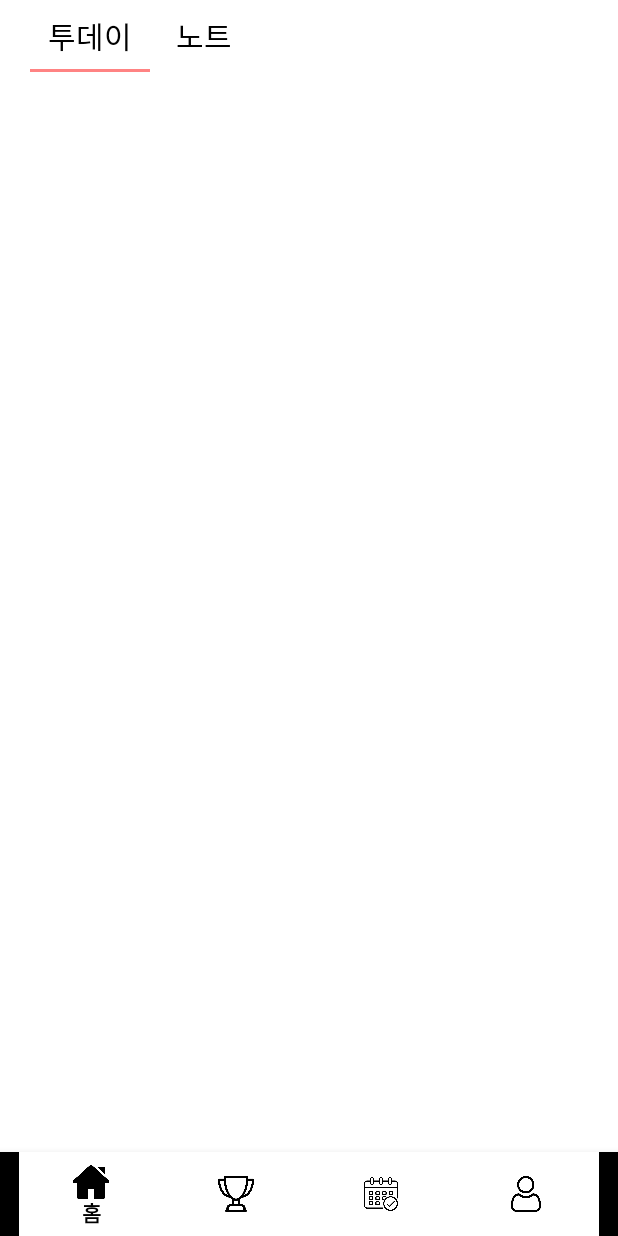
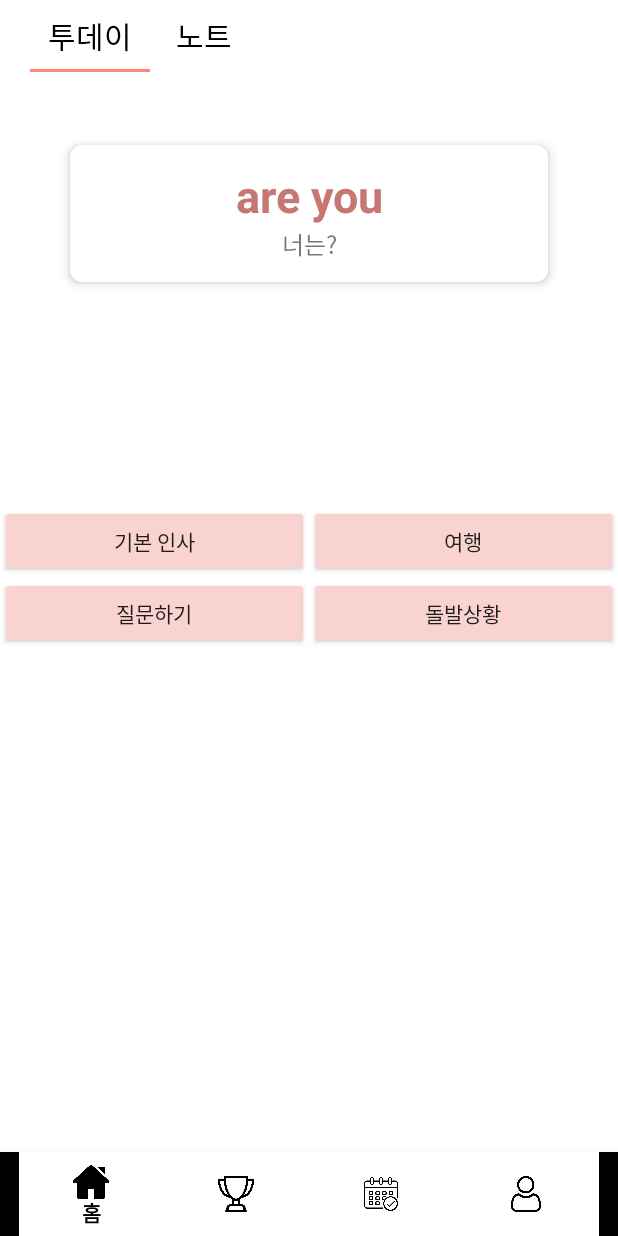
Before and after one commit to Winter-project-2020/study_english_android, an Android app: the screen it shows after launch (MainActivity), on a phone screen of 412 x 824 dp. Run offline under Robolectric (Android 15) with nearby library versions, the phone set to English and light mode, and no system bars; libraries missing offline, so code that uses them is left out: com.hookedonplay.decoviewlib.

Commit message:
스크립트 버튼 구성

```diff
--- a/StudyEnglish/app/src/main/java/org/jby/studyenglish/HomeFragment1.java
+++ b/StudyEnglish/app/src/main/java/org/jby/studyenglish/HomeFragment1.java
@@ -1,5 +1,6 @@
 package org.jby.studyenglish;
 
+import android.content.Intent;
 import android.os.Bundle;
 import android.os.Handler;
 import android.view.LayoutInflater;
@@ -7,30 +8,81 @@ import android.view.View;
 import android.view.ViewGroup;
 import android.view.animation.Animation;
 import android.view.animation.AnimationUtils;
+import android.widget.Button;
 import android.widget.FrameLayout;
 
 import androidx.fragment.app.Fragment;
 
+import org.jby.studyenglish.script.Emergency;
+import org.jby.studyenglish.script.Hello;
+import org.jby.studyenglish.script.Question;
+import org.jby.studyenglish.script.Travel;
+
 public class HomeFragment1 extends Fragment {
-    FrameLayout container;
+    FrameLayout Notecontainer;
     Animation translateIn;
     Animation translateOut;
+
+    TodayNoteItemView view;
+    TodayNoteItemView view2;
+
+    int selected = 1;
 
     boolean running = false;
 
     Handler handler = new Handler();
 
+    Button helloBtn, travelBtn, questionBtn, emergencyBtn;
+
     @Override
     public View onCreateView(LayoutInflater inflater, ViewGroup container, Bundle savedInstanceState) {
         ViewGroup rootView = (ViewGroup) inflater.inflate(R.layout.fragment_home1, container, false);
 
-        container = rootView.findViewById(R.id.todayNoteContainer);
+        helloBtn = rootView.findViewById(R.id.helloBtn);
+        travelBtn = rootView.findViewById(R.id.travelBtn);
+        questionBtn = rootView.findViewById(R.id.questionBtn);
+        emergencyBtn = rootView.findViewById(R.id.emergencyBtn);
+        Notecontainer = rootView.findViewById(R.id.todayNoteContainer);
+
+        view = new TodayNoteItemView(getContext());
+        view.setEnglish2("who");
+        view.setMeaning2("누구?");
+        Notecontainer.addView(view);
+
+        view2 = new TodayNoteItemView(getContext());
+        view2.setEnglish2("are you");
+        view2.setMeaning2("너는?");
+        Notecontainer.addView(view2);
 
         translateIn = AnimationUtils.loadAnimation(getContext(), R.anim.translate_in);
         translateOut = AnimationUtils.loadAnimation(getContext(), R.anim.translate_out);
 
         AnimThread thread = new AnimThread();
         thread.start();
+
+        Button.OnClickListener onClickListener = new Button.OnClickListener(){
+            @Override
+            public void onClick(View v) {
+                switch (v.getId()){
+                    case R.id.helloBtn:
+                        Intent intent = new Intent(getContext(), Hello.class);
+                        startActivity(intent);
+                        break;
+                    case R.id.travelBtn:
+                        Intent intent1 = new Intent(getContext(), Travel.class);
+                        startActivity(intent1);
+                        break;
+                    case R.id.questionBtn:
+                        Intent intent2 = new Intent(getContext(), Question.class);
+                        startActivity(intent2);
+                        break;
+                    case R.id.emergencyBtn:
+                        Intent intent3 = new Intent(getContext(), Emergency.class);
+                        startActivity(intent3);
+                        break;
+                }
+            }
+        };
 
         return rootView;
     }
@@ -41,12 +93,23 @@ public class HomeFragment1 extends Fragment {
             while(running) {
                 handler.post(new Runnable() {
                     public void run() {
-
+                        if (selected == 0) {
+                            view.startAnimation(translateIn);
+                            view2.startAnimation(translateOut);
+                        } else if (selected == 1) {
+                            view.startAnimation(translateOut);
+                            view2.startAnimation(translateIn);
+                        }
                     }
                 });
 
+                selected += 1;
+                if (selected > 1) {
+                    selected = 0;
+                }
+
                 try {
-                    Thread.sleep(2000);
+                    Thread.sleep(5000);
                 } catch (Exception e) {
                 }
             }
--- a/StudyEnglish/app/src/main/res/layout/fragment_home1.xml
+++ b/StudyEnglish/app/src/main/res/layout/fragment_home1.xml
@@ -11,6 +11,59 @@
         android:id="@+id/todayNoteContainer"
         android:layout_width="match_parent"
         android:layout_height="wrap_content"
-        android:layout_margin="20dp"
-        />
+        android:layout_margin="20dp" />
+
+    <LinearLayout
+        android:layout_width="match_parent"
+        android:layout_height="wrap_content"
+        android:orientation="vertical"
+        android:layout_marginTop="100dp">
+
+        <LinearLayout
+            android:layout_width="match_parent"
+            android:layout_height="match_parent"
+            android:orientation="horizontal">
+
+            <Button
+                android:id="@+id/helloBtn"
+                android:layout_width="wrap_content"
+                android:layout_height="wrap_content"
+                android:layout_weight="1"
+                android:backgroundTint="#F8D3D0"
+                android:text="기본 인사" />
+
+            <Button
+                android:id="@+id/travelBtn"
+                style="?android:attr/alpha"
+                android:layout_width="wrap_content"
+                android:layout_height="wrap_content"
+                android:layout_weight="1"
+                android:backgroundTint="#F8D3D0"
+                android:text="여행" />
+        </LinearLayout>
+
+        <LinearLayout
+            android:layout_width="match_parent"
+            android:layout_height="match_parent"
+            android:orientation="horizontal">
+
+            <Button
+                android:id="@+id/questionBtn"
+                android:layout_width="wrap_content"
+                android:layout_height="wrap_content"
+                android:layout_weight="1"
+                android:backgroundTint="#F8D3D0"
+                android:text="질문하기" />
+
+            <Button
+                android:id="@+id/emergencyBtn"
+                android:layout_width="wrap_content"
+                android:layout_height="wrap_content"
+                android:layout_weight="1"
+                android:backgroundTint="#F8D3D0"
+                android:text="돌발상황" />
+        </LinearLayout>
+    </LinearLayout>
+
+
 </LinearLayout>
```
Also changed, not shown: StudyEnglish/app/src/main/AndroidManifest.xml (+11 -6 lines), StudyEnglish/app/src/main/java/org/jby/studyenglish/script/Emergency.java (added, +16 -0 lines), StudyEnglish/app/src/main/java/org/jby/studyenglish/script/Hello.java (added, +16 -0 lines), StudyEnglish/app/src/main/java/org/jby/studyenglish/script/Question.java (added, +16 -0 lines), StudyEnglish/app/src/main/java/org/jby/studyenglish/script/Travel.java (added, +16 -0 lines), StudyEnglish/app/src/main/res/layout/activity_emergency.xml (added, +9 -0 lines), StudyEnglish/app/src/main/res/layout/activity_hello.xml (added, +9 -0 lines), StudyEnglish/app/src/main/res/layout/activity_question.xml (added, +9 -0 lines), StudyEnglish/app/src/main/res/layout/activity_travel.xml (added, +9 -0 lines).
